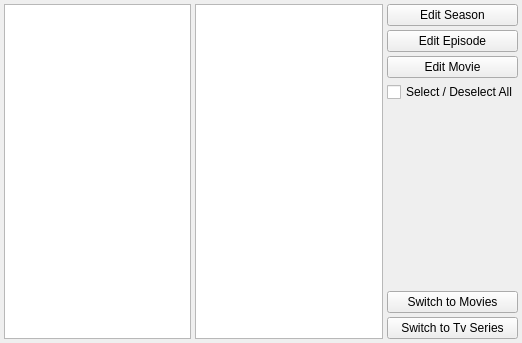
First picture: the form in src/trunk/ui/ui_WorkBench.ui, repository rexMingla/my-renamer, before the edit.
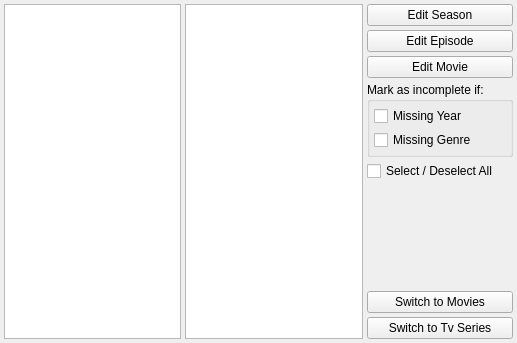
Second picture: the form after the edit.

Commit message: slightly better framework now. still not end to end with movies and main window size doesn't save out.

Patch:
```diff
--- a/src/trunk/ui/ui_WorkBench.ui
+++ b/src/trunk/ui/ui_WorkBench.ui
@@ -6,13 +6,16 @@
    <rect>
     <x>0</x>
     <y>0</y>
-    <width>522</width>
+    <width>517</width>
     <height>343</height>
    </rect>
   </property>
   <property name="windowTitle">
    <string>Form</string>
   </property>
+  <property name="autoFillBackground">
+   <bool>true</bool>
+  </property>
   <layout class="QHBoxLayout" name="horizontalLayout">
    <property name="spacing">
     <number>4</number>
@@ -46,7 +49,7 @@
     <widget class="QTreeView" name="tvView"/>
    </item>
    <item>
-    <layout class="QVBoxLayout" name="verticalLayout">
+    <layout class="QVBoxLayout" name="verticalLayout_2">
      <property name="spacing">
       <number>4</number>
      </property>
@@ -77,6 +80,35 @@
        </property>
       </widget>
      </item>
+     <item>
+      <widget class="QGroupBox" name="movieGroupBox">
+       <property name="title">
+        <string>Mark as incomplete if:</string>
+       </property>
+       <layout class="QVBoxLayout" name="verticalLayout">
+        <property name="spacing">
+         <number>4</number>
+        </property>
+        <property name="margin">
+         <number>4</number>
+        </property>
+        <item>
+         <widget class="QCheckBox" name="yearCheckBox">
+          <property name="text">
+           <string>Missing Year</string>
+          </property>
+         </widget>
+        </item>
+        <item>
+         <widget class="QCheckBox" name="genreCheckBox">
+          <property name="text">
+           <string>Missing Genre</string>
+          </property>
+         </widget>
+        </item>
+       </layout>
+      </widget>
+     </item>
      <item>
       <widget class="QCheckBox" name="selectAllCheckBox">
        <property name="toolTip">
```
The commit also changes 16 other files.
